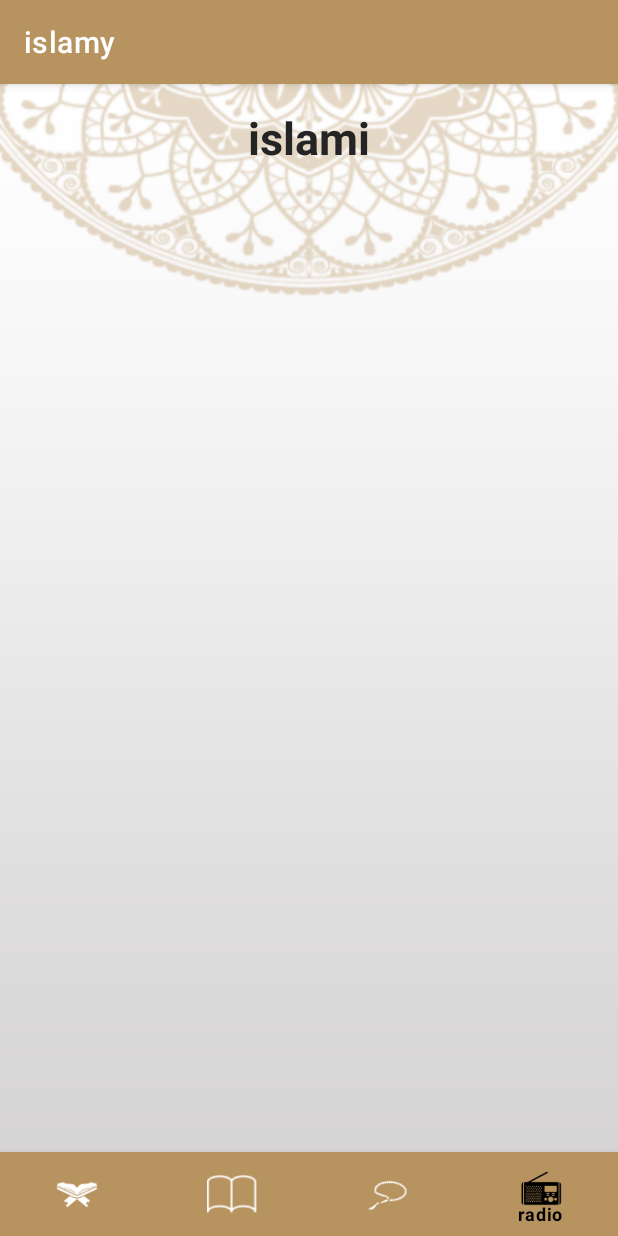
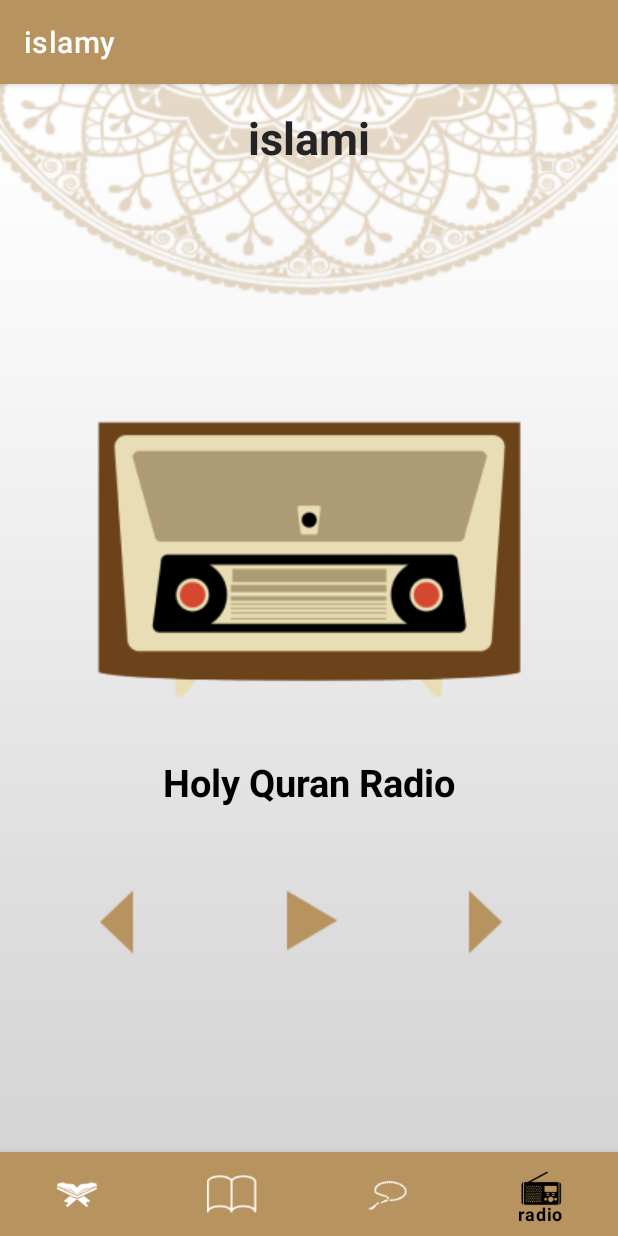
Before and after one commit to ZeyadElnakeeb/Islami, an Android app: the screen it shows after launch (HomeActivity), item 4 of the bottom bar chosen, on a phone screen of 412 x 824 dp. Run offline under Robolectric (Android 15) with nearby library versions, the phone set to English and light mode, and no system bars.

Commit message:
i finiched radio desigen

```diff
--- a/app/src/main/res/layout/fragment_radio.xml
+++ b/app/src/main/res/layout/fragment_radio.xml
@@ -8,6 +8,64 @@
     tools:context=".fragments.HadethFragment">
 
 
+    <ImageView
+        android:id="@+id/radioLogo"
+        android:layout_width="wrap_content"
+        android:layout_height="wrap_content"
+        android:src="@drawable/logo_radio"
+ android:layout_marginTop="150dp"
+        app:layout_constraintEnd_toEndOf="parent"
+        app:layout_constraintStart_toStartOf="parent"
+        app:layout_constraintTop_toTopOf="parent" />
+
+
+    <TextView
+        android:id="@+id/Holy_Quran_Radio"
+        android:layout_width="wrap_content"
+        android:layout_height="wrap_content"
+        android:text="@string/holy_quran_radio"
+        android:textColor="@color/black"
+        android:textSize="25sp"
+        android:textStyle="bold"
+        android:layout_marginTop="20dp"
+        app:layout_constraintEnd_toEndOf="parent"
+        app:layout_constraintStart_toStartOf="parent"
+        app:layout_constraintTop_toBottomOf="@+id/radioLogo" />
+
+
+    <ImageView
+        android:id="@+id/ic_play_radio"
+        android:layout_width="wrap_content"
+        android:layout_height="wrap_content"
+        android:src="@drawable/ic_play_radio"
+        android:layout_marginTop="50dp"
+        app:layout_constraintEnd_toEndOf="parent"
+        app:layout_constraintStart_toStartOf="parent"
+        app:layout_constraintTop_toBottomOf="@+id/Holy_Quran_Radio" />
+
+
+    <ImageView
+        android:id="@+id/ic_right"
+        android:layout_width="wrap_content"
+        android:layout_height="wrap_content"
+        android:src="@drawable/ic_right"
+        app:layout_constraintBottom_toBottomOf="@+id/ic_play_radio"
+        app:layout_constraintEnd_toEndOf="parent"
+        app:layout_constraintStart_toEndOf="@+id/ic_play_radio"
+        app:layout_constraintTop_toTopOf="@+id/ic_play_radio" />
+
+
+    <ImageView
+        android:id="@+id/ic_left"
+        android:layout_width="wrap_content"
+        android:layout_height="wrap_content"
+        android:src="@drawable/ic_left"
+        android:layout_marginStart="50dp"
+        app:layout_constraintBottom_toBottomOf="@+id/ic_play_radio"
+        app:layout_constraintStart_toStartOf="parent"
+       app:layout_constraintEnd_toStartOf="@id/Holy_Quran_Radio"
+        app:layout_constraintTop_toTopOf="@+id/ic_play_radio" />
+
 
 
 </androidx.constraintlayout.widget.ConstraintLayout>
--- a/app/src/main/res/values/strings.xml
+++ b/app/src/main/res/values/strings.xml
@@ -7,4 +7,5 @@
     <string name="sura_name" translatable="false">sura name</string>
     <string name="hadiths" translatable="false">Hadiths</string>
     <string name="number_of_tasbhat" translatable="false">number of tasbhat</string>
+    <string name="holy_quran_radio" translatable="false">Holy Quran Radio</string>
 </resources>
```
Also changed, not shown: app/src/main/res/drawable/ic_left.png (added), app/src/main/res/drawable/ic_play_radio.png (added), app/src/main/res/drawable/ic_right.png (added), app/src/main/res/drawable/logo_radio.png (added), 1 other file.
